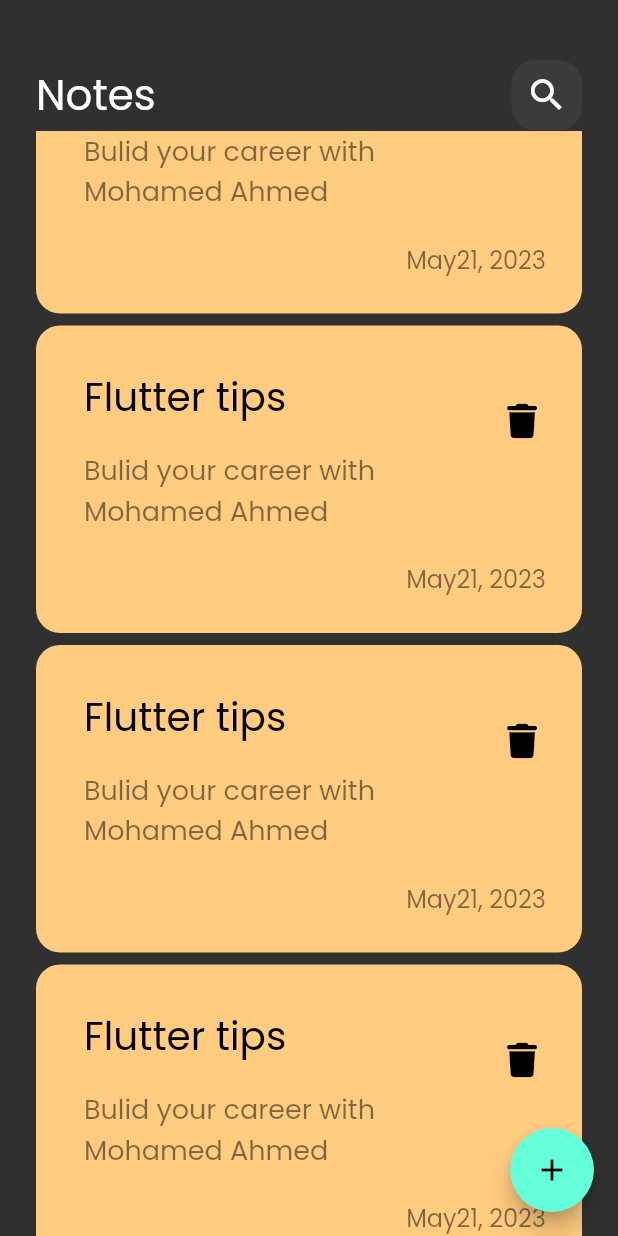
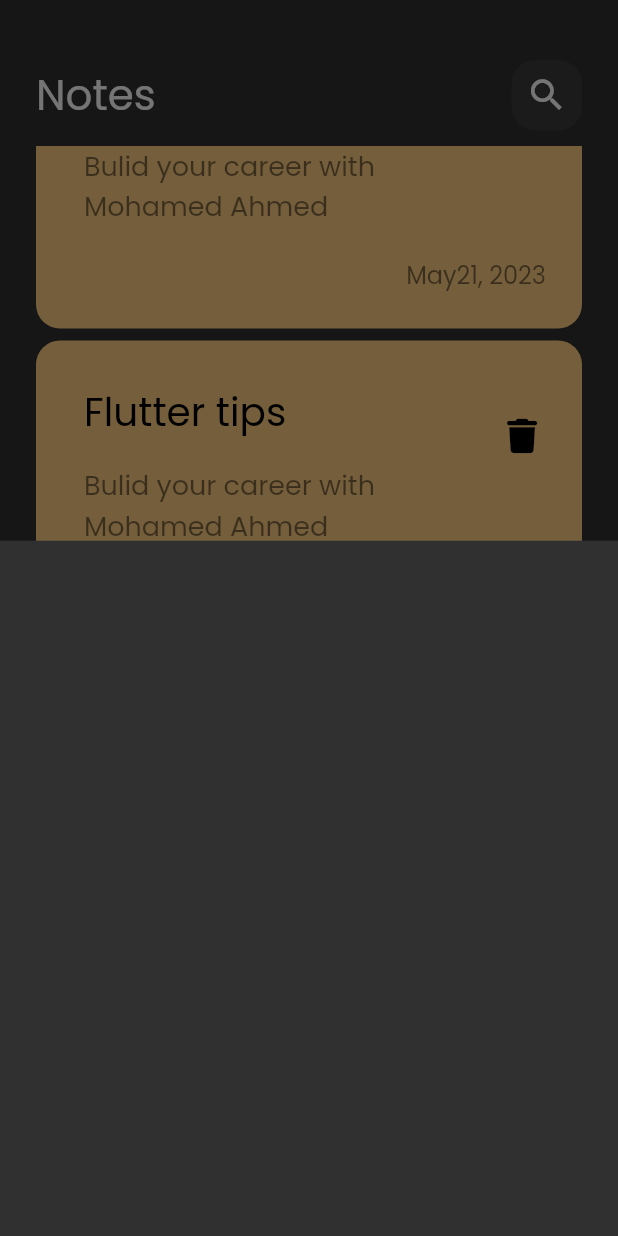
Before and after one commit to abdelbasir22/notes_app, a Flutter app: the screen it shows after launch, scrolled down 1152 dp, after a tap on the "add" icon, on a phone screen of 412 x 824 dp. Run offline on Flutter 3.47's test engine with Material 2 defaults, Android fonts, the phone set to English and light mode, and no system bars; our stand-ins replace font_awesome_flutter.

Commit message:
add floating action button and model botton sheet

```diff
--- a/lib/views/notes_view.dart
+++ b/lib/views/notes_view.dart
@@ -1,5 +1,6 @@
 import 'package:flutter/material.dart';
 
+import 'widgets/add_note_botton_sheet.dart';
 import 'widgets/notes_view_body.dart';
 
 class NotesView extends StatelessWidget {
@@ -9,7 +10,13 @@ class NotesView extends StatelessWidget {
   Widget build(BuildContext context) {
     return Scaffold(
       floatingActionButton: FloatingActionButton(
-        onPressed: () {},
+        onPressed: () {
+          showModalBottomSheet(
+              context: context,
+              builder: (context) {
+                return const AddNoteBottonSheet();
+              });
+        },
         child: const Icon(Icons.add),
       ),
       body: const NotesViewBody(),
--- /dev/null
+++ b/lib/views/widgets/add_note_botton_sheet.dart
@@ -0,0 +1,10 @@
+import 'package:flutter/material.dart';
+
+class AddNoteBottonSheet extends StatelessWidget {
+  const AddNoteBottonSheet({super.key});
+
+  @override
+  Widget build(BuildContext context) {
+    return Container();
+  }
+}
--- a/lib/views/widgets/notes_list_view.dart
+++ b/lib/views/widgets/notes_list_view.dart
@@ -7,11 +7,16 @@ class NotesListView extends StatelessWidget {
 
   @override
   Widget build(BuildContext context) {
-    return ListView.builder(itemBuilder: (context, index) {
-      return const Padding(
-        padding: EdgeInsets.symmetric(vertical: 4),
-        child: NoteItem(),
-      );
-    });
+    return Padding(
+      padding: const EdgeInsets.symmetric(vertical: 10),
+      child: ListView.builder(
+          padding: EdgeInsets.zero,
+          itemBuilder: (context, index) {
+            return const Padding(
+              padding: EdgeInsets.symmetric(vertical: 4),
+              child: NoteItem(),
+            );
+          }),
+    );
   }
 }
```
